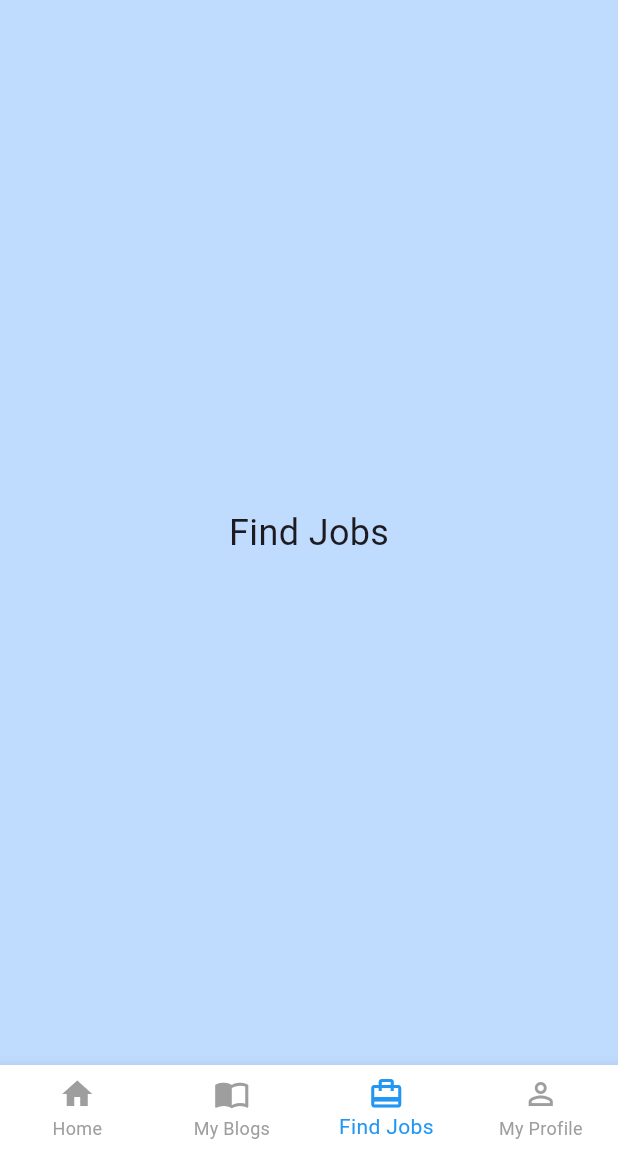
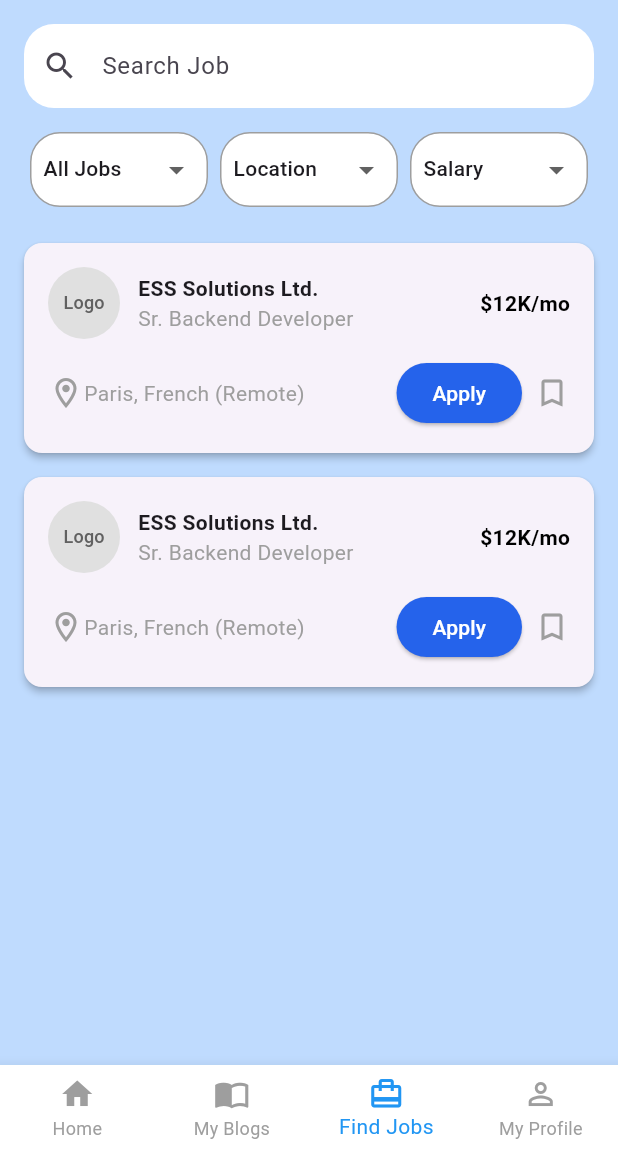
Before and after one commit to Praveen919/Second_Job_Search, a Flutter app: the screen it shows after launch, item 3 of the bottom bar chosen, on a phone screen of 412 x 824 dp, the part 84-1236 px from its top. Run offline on Flutter 3.47's test engine with Material 3 defaults, Android fonts, the phone set to English and light mode, and no system bars; our stand-ins replace font_awesome_flutter, image_picker.

Commit message:
Update find_jobs_page.dart

```diff
--- a/lib/screens/Bottom_navigation/find_jobs_page.dart
+++ b/lib/screens/Bottom_navigation/find_jobs_page.dart
@@ -8,13 +8,179 @@ class FindJobsPageScreen extends StatefulWidget {
 }
 
 class _FindJobsPageScreenState extends State<FindJobsPageScreen> {
+  String selectedJob = "All Jobs";
+  String selectedLocation = "Location";
+  String selectedSalary = "Salary";
+
+  final List<String> jobOptions = ["All Jobs", "Full-Time", "Part-Time", "Remote"];
+  final List<String> locationOptions = ["Location", "Paris", "New York", "London"];
+  final List<String> salaryOptions = ["Salary", "<\$5K", "\$5K-\$10K", ">\$10K"];
+
   @override
   Widget build(BuildContext context) {
-    return const Center(
-      child: Text(
-        "Find Jobs",
-        style: TextStyle(
-          fontSize: 24,
+    return Container(
+      color: const Color(0xFFBFDBFE), // Light blue background
+      child: Column(
+        children: [
+          // Search Bar and Filters
+          Padding(
+            padding: const EdgeInsets.all(16.0),
+            child: Column(
+              children: [
+                TextField(
+                  decoration: InputDecoration(
+                    hintText: 'Search Job',
+                    prefixIcon: const Icon(Icons.search),
+                    filled: true,
+                    fillColor: Colors.white,
+                    border: OutlineInputBorder(
+                      borderRadius: BorderRadius.circular(20),
+                      borderSide: BorderSide.none,
+                    ),
+                  ),
+                ),
+                const SizedBox(height: 16),
+                Row(
+                  mainAxisAlignment: MainAxisAlignment.spaceBetween,
+                  children: [
+                    _buildDropdown(jobOptions, selectedJob, (newValue) {
+                      setState(() {
+                        selectedJob = newValue!;
+                      });
+                    }),
+                    _buildDropdown(locationOptions, selectedLocation, (newValue) {
+                      setState(() {
+                        selectedLocation = newValue!;
+                      });
+                    }),
+                    _buildDropdown(salaryOptions, selectedSalary, (newValue) {
+                      setState(() {
+                        selectedSalary = newValue!;
+                      });
+                    }),
+                  ],
+                ),
+              ],
+            ),
+          ),
+
+          // Job Cards
+          Expanded(
+            child: ListView.builder(
+              itemCount: 2, // Example count
+              itemBuilder: (context, index) {
+                return _buildJobCard();
+              },
+            ),
+          ),
+        ],
+      ),
+    );
+  }
+
+  Widget _buildDropdown(List<String> options, String selectedValue, ValueChanged<String?> onChanged) {
+    return Expanded(
+      child: Container(
+        margin: const EdgeInsets.symmetric(horizontal: 4),
+        padding: const EdgeInsets.symmetric(horizontal: 8),
+        decoration: BoxDecoration(
+          color: Colors.white,
+          borderRadius: BorderRadius.circular(20),
+          border: Border.all(color: Colors.grey),
+        ),
+        child: DropdownButton<String>(
+          isExpanded: true,
+          value: selectedValue,
+          underline: const SizedBox(), // Remove default underline
+          icon: const Icon(Icons.arrow_drop_down),
+          items: options.map<DropdownMenuItem<String>>((String value) {
+            return DropdownMenuItem<String>(
+              value: value,
+              child: Text(
+                value,
+                style: const TextStyle(fontSize: 14),
+              ),
+            );
+          }).toList(),
+          onChanged: onChanged,
+        ),
+      ),
+    );
+  }
+
+  Widget _buildJobCard() {
+    return Card(
+      margin: const EdgeInsets.symmetric(horizontal: 16, vertical: 8),
+      shape: RoundedRectangleBorder(borderRadius: BorderRadius.circular(12)),
+      elevation: 2,
+      child: Padding(
+        padding: const EdgeInsets.all(16.0),
+        child: Column(
+          crossAxisAlignment: CrossAxisAlignment.start,
+          children: [
+            Row(
+              children: [
+                CircleAvatar(
+                  backgroundColor: Colors.grey[300],
+                  radius: 24,
+                  child: Text(
+                    'Logo',
+                    style: TextStyle(fontSize: 12, color: Colors.grey[700]),
+                  ),
+                ),
+                const SizedBox(width: 12),
+                Column(
+                  crossAxisAlignment: CrossAxisAlignment.start,
+                  children: const [
+                    Text(
+                      "ESS Solutions Ltd.",
+                      style: TextStyle(fontWeight: FontWeight.bold),
+                    ),
+                    Text(
+                      "Sr. Backend Developer",
+                      style: TextStyle(color: Colors.grey),
+                    ),
+                  ],
+                ),
+                const Spacer(),
+                const Text(
+                  "\$12K/mo",
+                  style: TextStyle(
+                      fontWeight: FontWeight.bold, color: Colors.black),
+                ),
+              ],
+            ),
+            const SizedBox(height: 12),
+            Row(
+              mainAxisAlignment: MainAxisAlignment.spaceBetween,
+              children: [
+                Row(
+                  children: const [
+                    Icon(Icons.location_on_outlined, color: Colors.grey),
+                    Text("Paris, French (Remote)",
+                        style: TextStyle(color: Colors.grey)),
+                  ],
+                ),
+                Row(
+                  children: [
+                    ElevatedButton(
+                      onPressed: () {},
+                      style: ElevatedButton.styleFrom(
+                        foregroundColor: Colors.white,
+                        backgroundColor: const Color(0xFF2563EB), // Button blue
+                        shape: RoundedRectangleBorder(
+                          borderRadius: BorderRadius.circular(20),
+                        ),
+                      ),
+                      child: const Text("Apply"),
+                    ),
+                    const SizedBox(width: 8),
+                    const Icon(Icons.bookmark_border, color: Colors.grey),
+                  ],
+                ),
+              ],
+            ),
+          ],
         ),
       ),
     );
```
